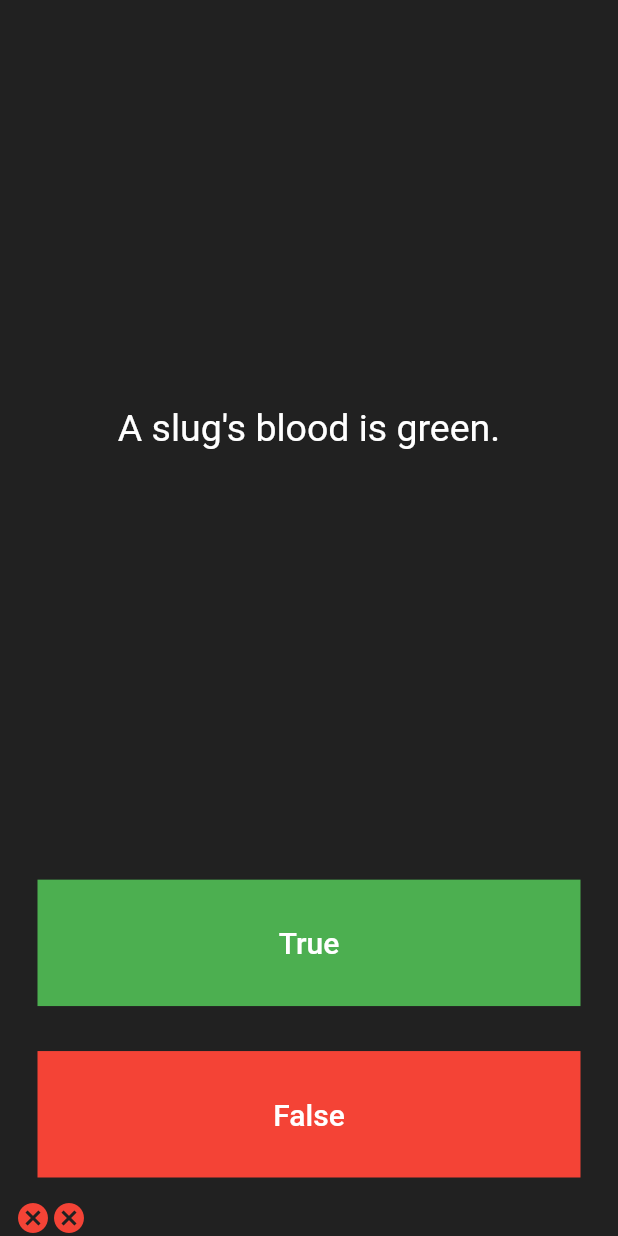
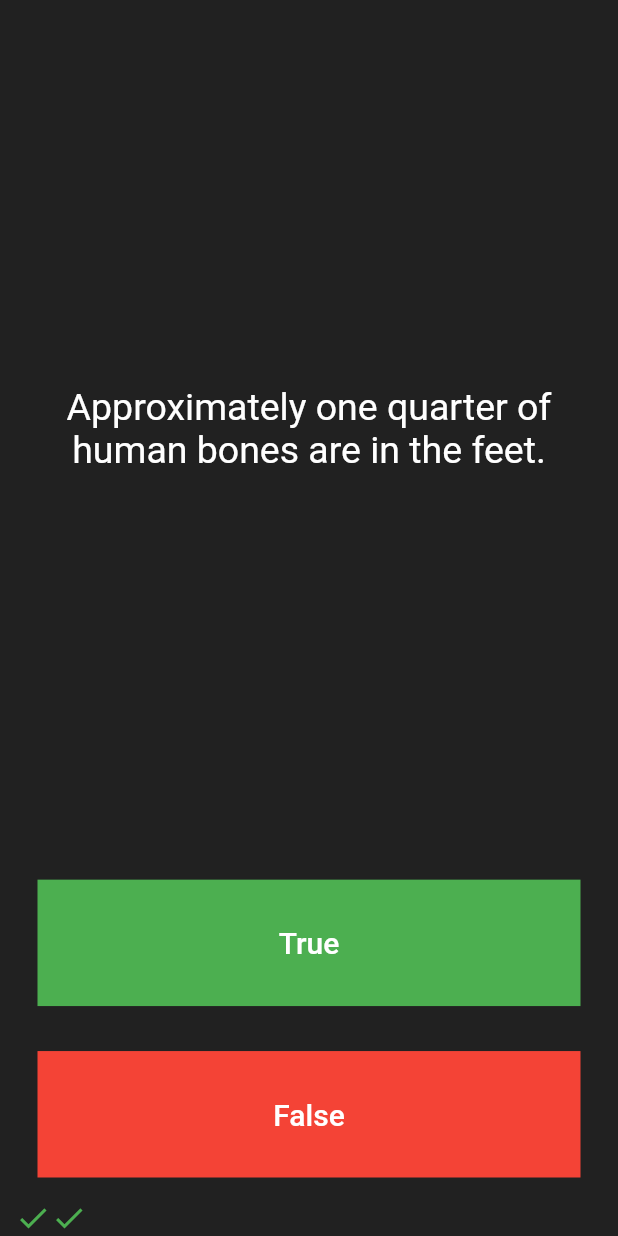
Before and after one commit to madamiec19/quizz, a Flutter app: the screen it shows after launch, after a tap on "True", after a tap on "False", on a phone screen of 412 x 824 dp. Run offline on Flutter 3.47's test engine with Material 2 defaults, Android fonts, the phone set to English and light mode, and no system bars.

Commit message:
Encapsulation QuizGame.dart

```diff
--- a/lib/Question.dart
+++ b/lib/Question.dart
@@ -1,8 +1,8 @@
 class Question{
-  String questionText="a";
-  bool questionAnswer=false;
+  late String questionText;
+  late bool questionAnswer;
 
-  Question({required String q, required bool a}){
+  Question(String q, bool a){
       questionText = q;
       questionAnswer = a;
   }
--- /dev/null
+++ b/lib/QuizGame.dart
@@ -0,0 +1,61 @@
+import 'package:quizz/Question.dart';
+
+class QuizGame{
+  List<Question> questions = [
+    Question('Some cats are actually allergic to humans', true),
+    Question('You can lead a cow down stairs but not up stairs.', false),
+    Question('Approximately one quarter of human bones are in the feet.', true),
+    Question('A slug\'s blood is green.', true),
+    Question('Buzz Aldrin\'s mother\'s maiden name was \"Moon\".', true),
+    Question('It is illegal to pee in the Ocean in Portugal.', true),
+    Question(
+        'No piece of square dry paper can be folded in half more than 7 times.',
+        false),
+    Question(
+        'In London, UK, if you happen to die in the House of Parliament, you are technically entitled to a state funeral, because the building is considered too sacred a place.',
+        true),
+    Question(
+        'The loudest sound produced by any animal is 188 decibels. That animal is the African Elephant.',
+        false),
+    Question(
+        'The total surface area of two human lungs is approximately 70 square metres.',
+        true),
+    Question('Google was originally called \"Backrub\".', true),
+    Question(
+        'Chocolate affects a dog\'s heart and nervous system; a few ounces are enough to kill a small dog.',
+        true),
+    Question(
+        'In West Virginia, USA, if you accidentally hit an animal with your car, you are free to take it home to eat.',
+        true),
+  ];
+
+  List<bool> scoreKeeper = [];
+
+  int questionNumber = 0;
+
+  String getActualQuestionText(){
+    return questions[questionNumber].questionText;
+  }
+
+  bool checkQuestion(bool selection){
+    if(questions[questionNumber].questionAnswer == selection) {
+      if(questionNumber == questions.length - 1) {
+        questionNumber = 0;
+        scoreKeeper = [];
+      } else {
+        questionNumber++;
+      }
+      scoreKeeper.add(true);
+      return true;
+    } else {
+      if(questionNumber == questions.length - 1) {
+        questionNumber = 0;
+        scoreKeeper = [];
+      } else {
+        questionNumber++;
+      }
+      scoreKeeper.add(false);
+      return false;
+    }
+  }
+}
--- a/lib/main.dart
+++ b/lib/main.dart
@@ -1,7 +1,10 @@
 import 'package:flutter/material.dart';
-import 'Question.dart';
+import 'package:quizz/QuizGame.dart';
 
 void main() => runApp(Quizzler());
+
+QuizGame quizGame = QuizGame();
+
 
 class Quizzler extends StatelessWidget {
   @override
@@ -27,19 +30,25 @@ class QuizPage extends StatefulWidget {
 }
 
 class _QuizPageState extends State<QuizPage> {
-  List<Icon> scoreKeeper = [];
-  List<Question> questions = [
-    Question(q: 'You can lead a cow down stairs but not up stairs.', a: false),
-    Question(
-        q: 'Approximately one quarter of human bones are in the feet.',
-        a: true),
-    Question(q: 'A slug\'s blood is green.', a: true)
-  ];
 
-  int questionNumber = 0;
 
   @override
   Widget build(BuildContext context) {
+    List<Icon> scoreKeeper = [];
+
+    for (var result in quizGame.scoreKeeper){
+      if(result == true){
+        scoreKeeper.add(const Icon(
+          Icons.check,
+          color: Colors.green,
+        ));
+      } else {
+        scoreKeeper.add(const Icon(
+          Icons.cancel,
+          color: Colors.red,
+        ));
+      }
+    }
 
     return Column(
       mainAxisAlignment: MainAxisAlignment.spaceBetween,
@@ -51,7 +60,7 @@ class _QuizPageState extends State<QuizPage> {
             padding: EdgeInsets.all(10.0),
             child: Center(
               child: Text(
-                questions[questionNumber].questionText,
+                quizGame.getActualQuestionText(),
                 textAlign: TextAlign.center,
                 style: const TextStyle(
                   fontSize: 25.0,
@@ -76,18 +85,7 @@ class _QuizPageState extends State<QuizPage> {
                 ),
                 onPressed: () {
                   setState(() {
-                    if(questions[questionNumber].questionAnswer == true){
-                      scoreKeeper.add(const Icon(
-                        Icons.check,
-                        color: Colors.green,
-                      ));
-                    } else {
-                      scoreKeeper.add(const Icon(
-                        Icons.cancel,
-                        color: Colors.red,
-                      ));
-                    }
-                    questionNumber++;
+                    quizGame.checkQuestion(true);
                   });
                 },
               ),
@@ -109,18 +107,7 @@ class _QuizPageState extends State<QuizPage> {
                 ),
                 onPressed: () {
                   setState(() {
-                    if(questions[questionNumber].questionAnswer == false){
-                      scoreKeeper.add(const Icon(
-                        Icons.check,
-                        color: Colors.green,
-                      ));
-                    } else {
-                      scoreKeeper.add(const Icon(
-                        Icons.cancel,
-                        color: Colors.red,
-                      ));
-                    }
-                    questionNumber++;
+                    quizGame.checkQuestion(false);
                   });
                 },
               ),
```
